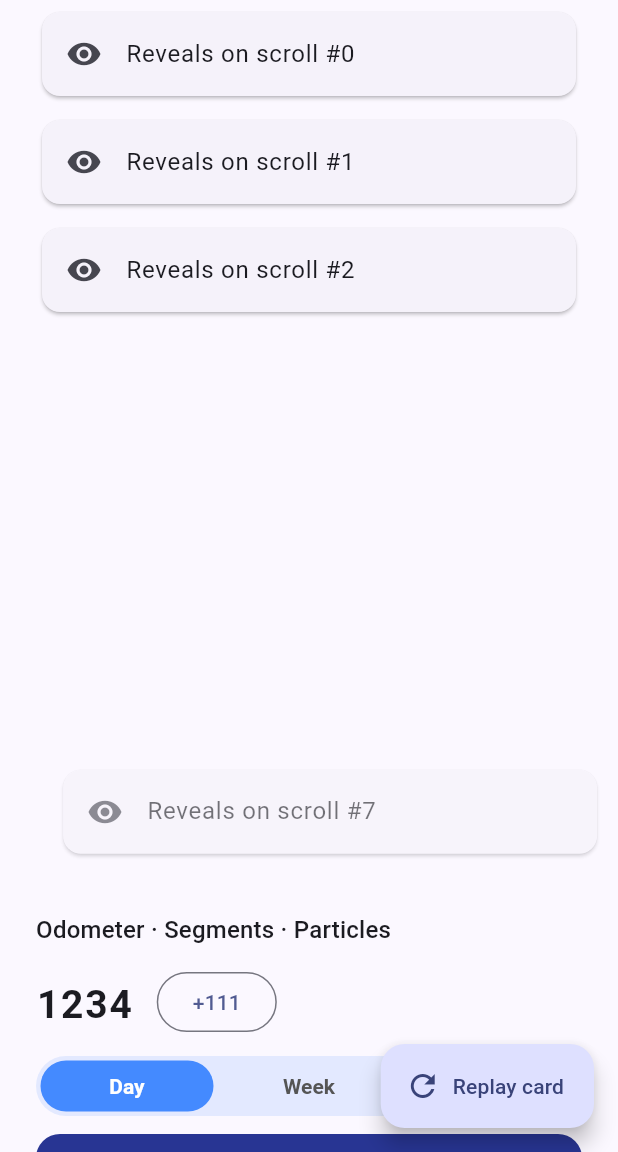
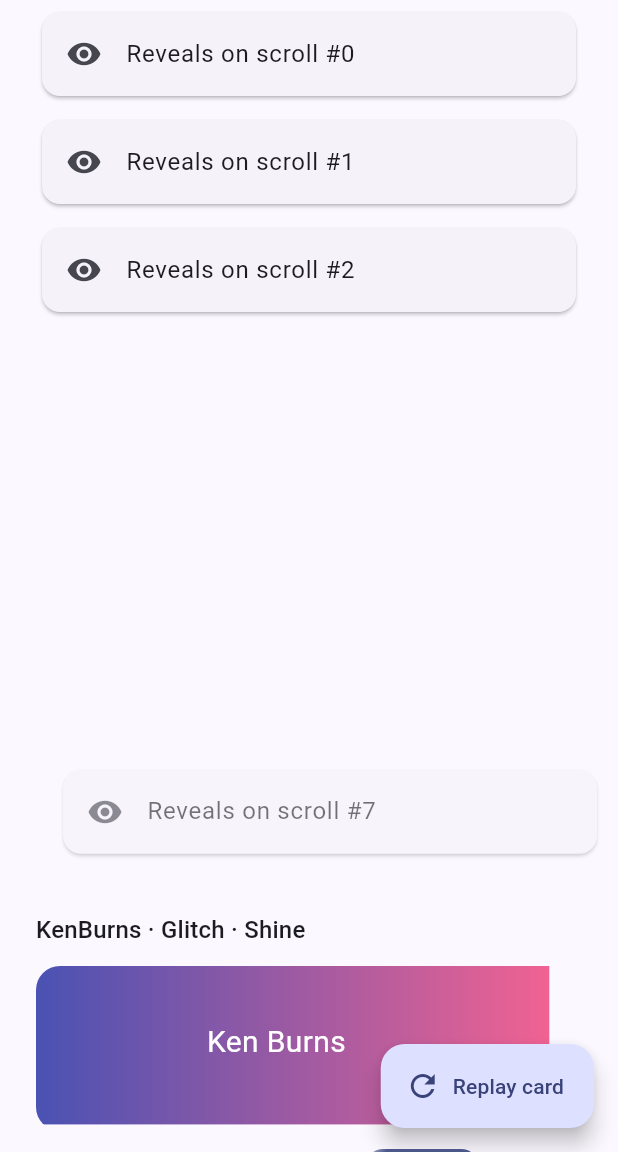
Before and after one commit to m7hamed-dev/save_points_animations, a Flutter app: the screen it shows after launch, scrolled down 2304 dp, on a phone screen of 412 x 824 dp, the part 84-1236 px from its top. Run offline on Flutter 3.47's test engine with Material 3 defaults, Android fonts, the phone set to English and light mode, and no system bars.

Commit message:
Release v0.18.0: Added new cinematic effects including FxKenBurns for zoom-and-pan backgrounds, FxGlitch for RGB-split animations, and FxShine for glossy light sweeps. Updated CHANGELOG and README to document these features, and modified example app to showcase the new effects.

````diff
--- a/example/lib/main.dart
+++ b/example/lib/main.dart
@@ -400,6 +400,59 @@ class _HomeScreenState extends State<HomeScreen> {
                 ),
               ).animate(autoPlay: false).fadeIn().slideX(0.1).onVisible(),
             ),
+          ),
+
+          const SizedBox(height: 32),
+          Text('KenBurns · Glitch · Shine', style: theme.textTheme.titleMedium),
+          const SizedBox(height: 12),
+
+          // Ken Burns zoom/pan over a gradient "image".
+          ClipRRect(
+            borderRadius: BorderRadius.circular(16),
+            child: SizedBox(
+              height: 110,
+              child: FxKenBurns(
+                child: DecoratedBox(
+                  decoration: BoxDecoration(
+                    gradient: LinearGradient(
+                      colors: [Colors.indigo, Colors.pink.shade300],
+                    ),
+                  ),
+                  child: const Center(
+                    child: Text(
+                      'Ken Burns',
+                      style: TextStyle(color: Colors.white, fontSize: 20),
+                    ),
+                  ),
+                ),
+              ),
+            ),
+          ),
+          const SizedBox(height: 12),
+
+          Row(
+            mainAxisAlignment: MainAxisAlignment.spaceEvenly,
+            children: [
+              FxGlitch(
+                child: Text('GLITCH', style: theme.textTheme.headlineSmall),
+              ),
+              FxShine(
+                child: Container(
+                  padding: const EdgeInsets.symmetric(
+                    horizontal: 20,
+                    vertical: 12,
+                  ),
+                  decoration: BoxDecoration(
+                    color: theme.colorScheme.primary,
+                    borderRadius: BorderRadius.circular(12),
+                  ),
+                  child: const Text(
+                    'Shine',
+                    style: TextStyle(color: Colors.white),
+                  ),
+                ),
+              ),
+            ],
           ),
 
           const SizedBox(height: 32),
--- a/lib/save_points_animations.dart
+++ b/lib/save_points_animations.dart
@@ -56,7 +56,9 @@ export 'src/widgets/fx_confetti.dart' show FxConfetti, FxConfettiController;
 export 'src/widgets/fx_countdown.dart' show FxCountdown;
 export 'src/widgets/fx_expandable.dart' show FxExpandable;
 export 'src/widgets/fx_flip_card.dart' show FxFlipCard, FxFlipCardController;
+export 'src/widgets/fx_glitch.dart' show FxGlitch;
 export 'src/widgets/fx_gradient_border.dart' show FxGradientBorder;
+export 'src/widgets/fx_ken_burns.dart' show FxKenBurns;
 export 'src/widgets/fx_loaders.dart'
     show FxBarsLoader, FxDotsLoader, FxProgressRing;
 export 'src/widgets/fx_marquee.dart' show FxMarquee;
@@ -67,6 +69,7 @@ export 'src/widgets/fx_progress_bar.dart' show FxProgressBar;
 export 'src/widgets/fx_pulse.dart' show FxPulse;
 export 'src/widgets/fx_rating.dart' show FxRating;
 export 'src/widgets/fx_segmented_control.dart' show FxSegmentedControl;
+export 'src/widgets/fx_shine.dart' show FxShine;
 export 'src/widgets/fx_skeleton.dart' show FxSkeleton;
 export 'src/widgets/fx_speed_dial.dart' show FxSpeedDial;
 export 'src/widgets/fx_swipe.dart' show FxSwipeToDismiss;
--- /dev/null
+++ b/lib/src/widgets/fx_ken_burns.dart
@@ -0,0 +1,84 @@
+import 'package:flutter/widgets.dart';
+
+/// A slow, cinematic zoom-and-pan over [child] (the "Ken Burns" effect) — ideal
+/// for image backgrounds and hero headers. Ping-pongs for a seamless loop.
+///
+/// ```dart
+/// FxKenBurns(child: Image.asset('hero.jpg', fit: BoxFit.cover));
+/// ```
+class FxKenBurns extends StatefulWidget {
+  const FxKenBurns({
+    super.key,
+    required this.child,
+    this.duration = const Duration(seconds: 12),
+    this.maxScale = 1.25,
+    this.panX = 0.06,
+    this.panY = 0.04,
+    this.curve = Curves.easeInOut,
+  });
+
+  final Widget child;
+  final Duration duration;
+  final double maxScale;
+
+  /// Horizontal pan as a fraction of the child's width.
+  final double panX;
+
+  /// Vertical pan as a fraction of the child's height.
+  final double panY;
+  final Curve curve;
+
+  @override
+  State<FxKenBurns> createState() => _FxKenBurnsState();
+}
+
+class _FxKenBurnsState extends State<FxKenBurns>
+    with SingleTickerProviderStateMixin {
+  late final AnimationController _controller = AnimationController(
+    vsync: this,
+    duration: widget.duration,
+  );
+
+  @override
+  void initState() {
+    super.initState();
+    WidgetsBinding.instance.addPostFrameCallback((_) {
+      if (!mounted) return;
+      if (MediaQuery.maybeDisableAnimationsOf(context) ?? false) {
+        _controller.value = 0;
+      } else {
+        _controller.repeat(reverse: true);
+      }
+    });
+  }
+
+  @override
+  void dispose() {
+    _controller.dispose();
+    super.dispose();
+  }
+
+  @override
+  Widget build(BuildContext context) {
+    return ClipRect(
+      child: AnimatedBuilder(
+        animation: _controller,
+        child: widget.child,
+        builder: (context, child) {
+          final t = widget.curve.transform(_controller.value);
+          final scale = 1 + (widget.maxScale - 1) * t;
+          return Transform.scale(
+            scale: scale,
+            child: FractionalTranslation(
+              translation: Offset(
+                widget.panX * (t * 2 - 1),
+                widget.panY * (t * 2 - 1),
+              ),
+              child: child,
+            ),
+          );
+        },
+      ),
+    );
+  }
+}
--- /dev/null
+++ b/lib/src/widgets/fx_shine.dart
@@ -0,0 +1,88 @@
+import 'package:flutter/widgets.dart';
+
+/// A glossy diagonal light band that sweeps across [child] — the "card shine"
+/// gloss for buttons, badges, and cards.
+///
+/// ```dart
+/// FxShine(child: myButton);          // repeating gloss
+/// FxShine(loop: false, child: card); // a single sweep
+/// ```
+class FxShine extends StatefulWidget {
+  const FxShine({
+    super.key,
+    required this.child,
+    this.color = const Color(0xAAFFFFFF),
+    this.duration = const Duration(milliseconds: 1800),
+    this.bandWidth = 0.16,
+    this.loop = true,
+  });
+
+  final Widget child;
+
+  /// The highlight color of the sweeping band.
+  final Color color;
+  final Duration duration;
+
+  /// Width of the gloss band as a fraction of the diagonal.
+  final double bandWidth;
+  final bool loop;
+
+  @override
+  State<FxShine> createState() => _FxShineState();
+}
+
+class _FxShineState extends State<FxShine> with SingleTickerProviderStateMixin {
+  late final AnimationController _controller = AnimationController(
+    vsync: this,
+    duration: widget.duration,
+  );
+
+  @override
+  void initState() {
+    super.initState();
+    WidgetsBinding.instance.addPostFrameCallback((_) {
+      if (!mounted) return;
+      if (MediaQuery.maybeDisableAnimationsOf(context) ?? false) return;
+      if (widget.loop) {
+        _controller.repeat();
+      } else {
+        _controller.forward();
+      }
+    });
+  }
+
+  @override
+  void dispose() {
+    _controller.dispose();
+    super.dispose();
+  }
+
+  @override
+  Widget build(BuildContext context) {
+    return AnimatedBuilder(
+      animation: _controller,
+      child: widget.child,
+      builder: (context, child) {
+        final w = widget.bandWidth;
+        final center = _controller.value * (1 + 2 * w) - w;
+        final s0 = (center - w).clamp(0.0, 1.0);
+        final s1 = center.clamp(0.0, 1.0);
+        final s2 = (center + w).clamp(0.0, 1.0);
+        return ShaderMask(
+          blendMode: BlendMode.srcATop,
+          shaderCallback: (bounds) => LinearGradient(
+            begin: Alignment.topLeft,
+            end: Alignment.bottomRight,
+            colors: [
+              widget.color.withValues(alpha: 0),
+              widget.color,
+              widget.color.withValues(alpha: 0),
+            ],
+            stops: [s0, s1, s2],
+          ).createShader(bounds),
+          child: child,
+        );
+      },
+    );
+  }
+}
--- a/pubspec.yaml
+++ b/pubspec.yaml
@@ -3,7 +3,7 @@ description: >-
   A fluent, extensible animation framework for Flutter. Animate any widget with
   chainable extension methods, a single-controller engine, timelines, staggered
   lists, theming and reduced-motion support.
-version: 0.17.0
+version: 0.18.0
 homepage: https://github.com/your-org/save_points_animations
 repository: https://github.com/your-org/save_points_animations
 issue_tracker: https://github.com/your-org/save_points_animations/issues
````
Also changed, not shown: lib/src/widgets/fx_glitch.dart (added, +101 -0 lines), example/pubspec.lock, 2 other files.
